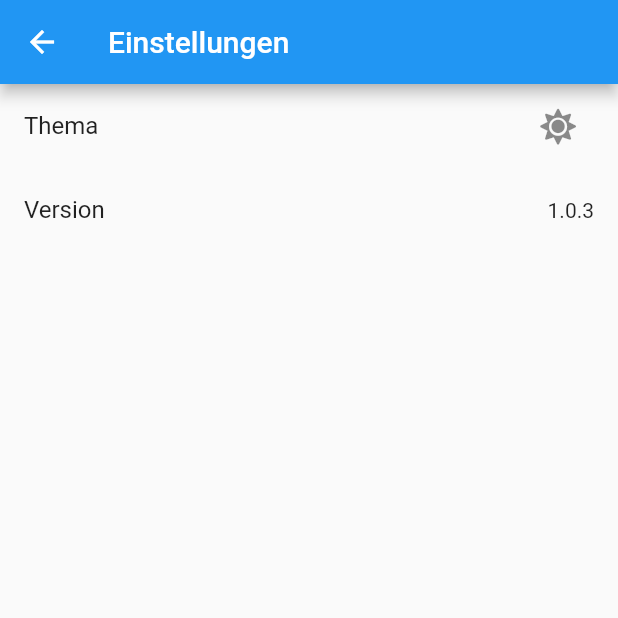
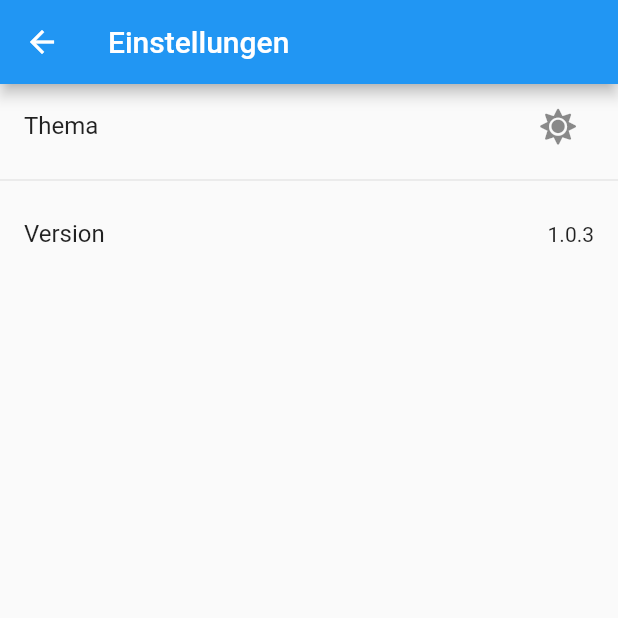
Before and after one commit to entenclub/soundboard, a Flutter app: the Settings screen opened directly, on a phone screen of 412 x 824 dp, the top half of it. Run offline on Flutter 3.47's test engine with Material 2 defaults, Android fonts, the phone set to English and light mode, and no system bars; our stand-ins replace animated_text_kit, audioplayers, dynamic_theme, flutter_spinkit, flutter_staggered_animations, font_awesome_flutter and 1 more; missing offline and left inert: esys_flutter_share, flutter_whatsnew.

Commit message:
add divider in settings

```diff
--- a/lib/components/drawer/settings.dart
+++ b/lib/components/drawer/settings.dart
@@ -45,7 +45,8 @@ class _SettingsState extends State<Settings> {
       appBar: AppBar(
         title: Text("Einstellungen"),
       ),
-      body: ListView(children: <Widget>[
+      body: ListView(
+        children: <Widget>[
           ListTile(
             title: Text("Thema"),
             trailing: IconButton(
@@ -53,14 +54,16 @@ class _SettingsState extends State<Settings> {
                   ? FaIcon(FontAwesomeIcons.solidSun)
                   : FaIcon(FontAwesomeIcons.solidMoon),
               onPressed: changeBrightness,
-            //iconSize: 20.0,
             ),
           ),
+          Divider(),
           ListTile(
             title: Text('Version'),
             trailing: Text(_version),
           ),
-      ]),
+          //Divider(),
+        ],
+      ),
     );
   }
 }
--- a/lib/main.dart
+++ b/lib/main.dart
@@ -22,7 +22,7 @@ class MyApp extends StatelessWidget {
       data: (brightness) => ThemeData(
           brightness: brightness,
           primaryColor:
-              brightness == Brightness.dark ? Colors.black : Colors.blue),
+              brightness == Brightness.light ? Colors.blue : Colors.black),
       themedWidgetBuilder: (context, theme) {
         return MaterialApp(
           title: 'German Meme Soundboard',
```
Lines whose indentation alone changed are shown as unchanged.
